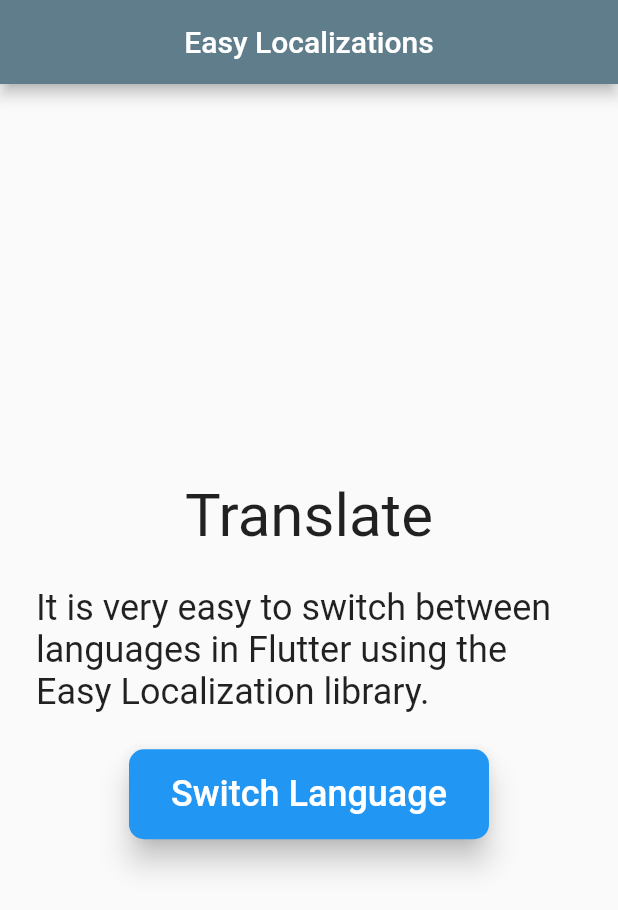
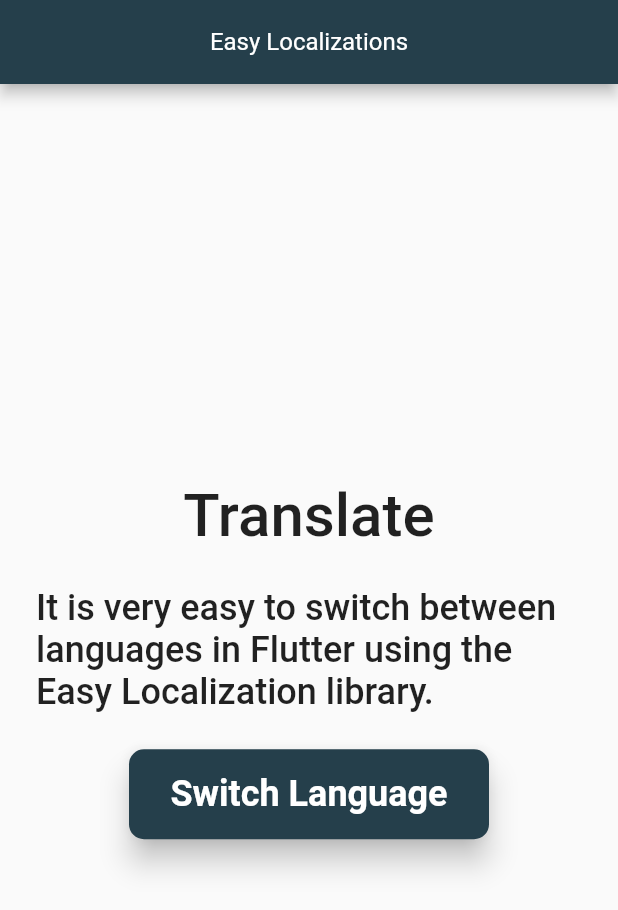
Before and after one commit to geraldtt47/flutter_localizations_practice_app, a Flutter app: the screen it shows after launch, on a phone screen of 412 x 824 dp. Shown: the top 910 px of the screen. Run offline on Flutter 3.47's test engine with Material 2 defaults, Android fonts, the phone set to English and light mode, and no system bars; our stand-ins replace easy_localization.

Commit message:
Added theme colors to the app

```diff
--- a/lib/config/app_theme_colors.dart
+++ b/lib/config/app_theme_colors.dart
@@ -16,18 +16,18 @@
 }
 
 MaterialColor kAppPrimarySwatchColor = const MaterialColor(
-  0xFF19AF82,
+  0xFF253F4B,
   <int, Color>{
-    50: Color(0xFF19AF82), //This could be a different shade of color
-    100: Color(0xFF19AF82),
-    200: Color(0xFF19AF82),
-    300: Color(0xFF19AF82),
-    400: Color(0xFF19AF82),
-    500: Color(0xFF19AF82),
-    600: Color(0xFF19AF82),
-    700: Color(0xFF19AF82),
-    800: Color(0xFF19AF82),
-    900: Color(0xFF19AF82),
+    50: Color(0xFF253F4B), //This could be a different shade of color
+    100: Color(0xFF253F4B),
+    200: Color(0xFF253F4B),
+    300: Color(0xFF253F4B),
+    400: Color(0xFF253F4B),
+    500: Color(0xFF253F4B),
+    600: Color(0xFF253F4B),
+    700: Color(0xFF253F4B),
+    800: Color(0xFF253F4B),
+    900: Color(0xFF253F4B),
   },
 );
 
--- a/lib/main.dart
+++ b/lib/main.dart
@@ -32,7 +32,10 @@
         debugShowCheckedModeBanner: false,
         title: 'Flutter Demo',
         theme: ThemeData(
-          primarySwatch: Colors.blueGrey,
+          textTheme: textTheme(),
+          appBarTheme: appBarTheme(),
+          inputDecorationTheme: inputDecorationTheme(),
+          primarySwatch: kAppPrimarySwatchColor,
         ),
         home: const LanguageHomeScreen(),
       ),
--- a/lib/widget/language_button_widget.dart
+++ b/lib/widget/language_button_widget.dart
@@ -1,4 +1,5 @@
 import 'package:flutter/material.dart';
+import '../includes.dart';
 
 class LanguageButton extends StatelessWidget {
   final String text;
@@ -21,7 +22,7 @@
         style: TextButton.styleFrom(
           foregroundColor: Colors.deepOrange, padding: const EdgeInsets.all(16),
           elevation: 8,
-          backgroundColor: color ?? Colors.blue,
+          backgroundColor: color ?? AppThemeColors.primaryColor,
           shape: const RoundedRectangleBorder(
             borderRadius: BorderRadius.all(Radius.circular(10)),
           ),
```
